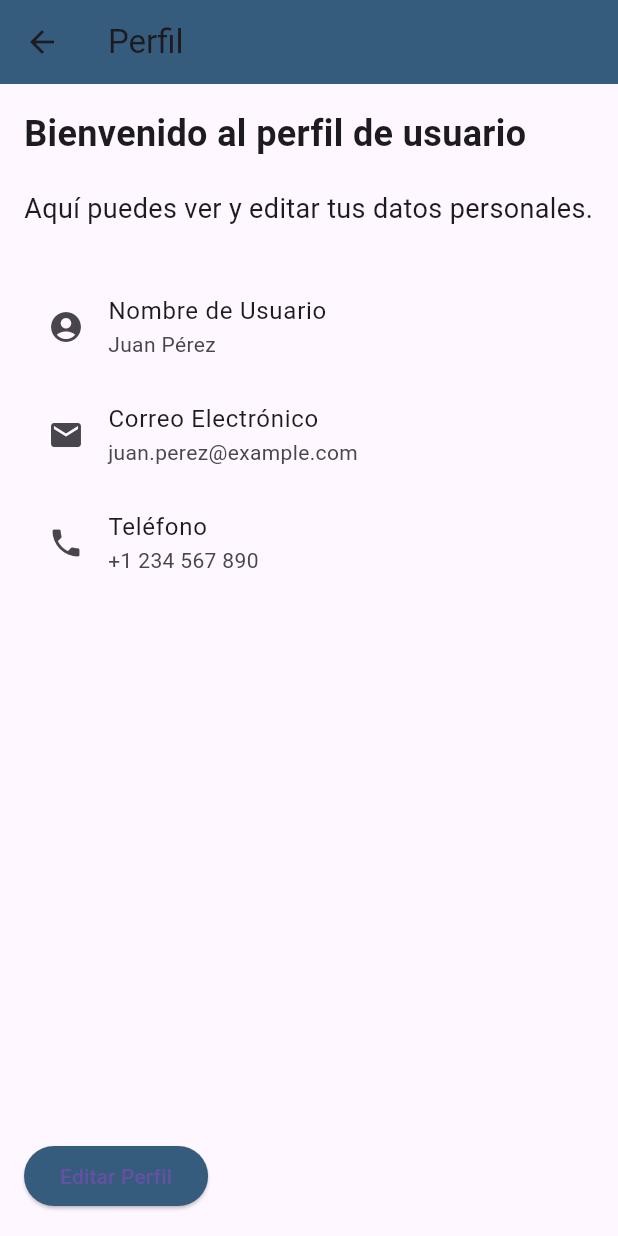
After one commit to TDroidX/E-Book-Flutter, a Flutter app: the PerfilPage screen opened directly, on a phone screen of 412 x 824 dp. The commit adds this screen. Run offline on Flutter 3.47's test engine with Material 3 defaults, Android fonts, the phone set to English and light mode, and no system bars; our stand-ins replace file_picker, shared_preferences; accounts and stored records are empty.

Commit message:
ya redirige el boton del menu

```diff
--- a/lib/libros/librosDoc.dart
+++ b/lib/libros/librosDoc.dart
@@ -1,6 +1,9 @@
 import 'package:flutter/material.dart';
+import 'package:flutter/services.dart';
 import '../crudLibros/altaLibro.dart'; // Ruta del archivo en la carpeta crudLibros
 import '../busquedaLibros/busquedaLib.dart'; // Nueva ruta al archivo de búsqueda
+import '../perfil/perfil.dart'; // Nueva ruta al archivo de perfil
+import '../main.dart'; // Ruta al archivo principal
 
 class LibrosDocPage extends StatefulWidget {
   @override
@@ -59,10 +62,16 @@ class _LibrosDocPageState extends State<LibrosDocPage> {
             // Lógica para manejar las opciones del menú
             switch (choice) {
               case 'Inicio':
-                print('Navegar a Inicio');
+                Navigator.pushReplacement(
+                  context,
+                  MaterialPageRoute(builder: (context) => MiApp()), // Redirige a la página principal
+                );
                 break;
               case 'Perfil':
-                print('Navegar a Perfil');
+                Navigator.push(
+                  context,
+                  MaterialPageRoute(builder: (context) => PerfilPage()), // Redirige a la página de perfil
+                );
                 break;
               case 'Configuración':
                 print('Navegar a Configuración');
--- /dev/null
+++ b/lib/perfil/perfil.dart
@@ -0,0 +1,56 @@
+import 'package:flutter/material.dart';
+
+class PerfilPage extends StatelessWidget {
+  @override
+  Widget build(BuildContext context) {
+    return Scaffold(
+      appBar: AppBar(
+        title: Text('Perfil'),
+        backgroundColor: Color.fromARGB(255, 53, 92, 125),
+      ),
+      body: Padding(
+        padding: const EdgeInsets.all(16.0),
+        child: Column(
+          crossAxisAlignment: CrossAxisAlignment.start,
+          children: [
+            Text(
+              'Bienvenido al perfil de usuario',
+              style: TextStyle(fontSize: 24, fontWeight: FontWeight.bold),
+            ),
+            SizedBox(height: 20),
+            Text(
+              'Aquí puedes ver y editar tus datos personales.',
+              style: TextStyle(fontSize: 18),
+            ),
+            SizedBox(height: 30),
+            ListTile(
+              title: Text('Nombre de Usuario'),
+              subtitle: Text('Juan Pérez'),
+              leading: Icon(Icons.account_circle),
+            ),
+            ListTile(
+              title: Text('Correo Electrónico'),
+              subtitle: Text('juan.perez@example.com'),
+              leading: Icon(Icons.email),
+            ),
+            ListTile(
+              title: Text('Teléfono'),
+              subtitle: Text('+1 234 567 890'),
+              leading: Icon(Icons.phone),
+            ),
+            Spacer(),
+            ElevatedButton(
+              onPressed: () {
+                // Lógica para editar perfil
+              },
+              child: Text('Editar Perfil'),
+              style: ElevatedButton.styleFrom(
+                backgroundColor: Color.fromARGB(255, 53, 92, 125), // Cambié `primary` por `backgroundColor`
+              ),
+            ),
+          ],
+        ),
+      ),
+    );
+  }
+}
```
